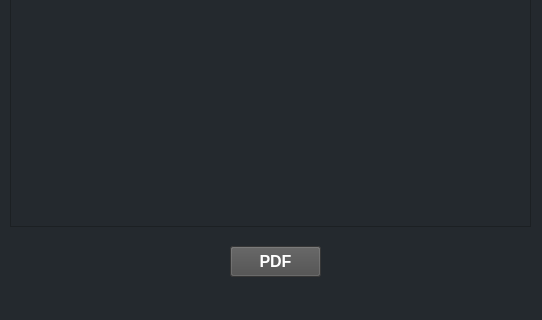
Before: the Qt Designer form show products.ui in fco3lho/product-registration-system, drawn with Qt 5; both pictures show x 0 to 542 and y 344 to 664 of the 542 by 664 pixel window.
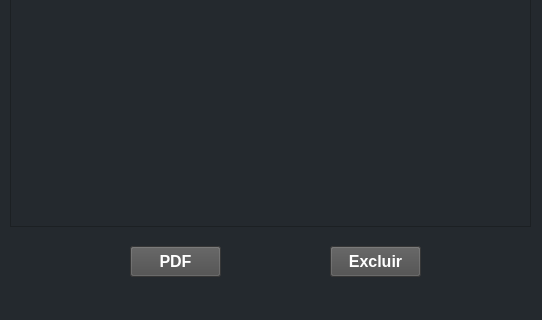
After: the same form once the commit is applied.

Commit message: Function to delete data

```diff
--- a/show products.ui
+++ b/show products.ui
@@ -191,7 +191,7 @@
    <widget class="QPushButton" name="pushButton">
     <property name="geometry">
      <rect>
-      <x>230</x>
+      <x>130</x>
       <y>590</y>
       <width>91</width>
       <height>31</height>
@@ -216,6 +216,31 @@
      <string>PDF</string>
     </property>
    </widget>
+   <widget class="QPushButton" name="pushButton_2">
+    <property name="geometry">
+     <rect>
+      <x>330</x>
+      <y>590</y>
+      <width>91</width>
+      <height>31</height>
+     </rect>
+    </property>
+    <property name="font">
+     <font>
+      <family>Segoe UI</family>
+      <pointsize>12</pointsize>
+      <weight>75</weight>
+      <bold>true</bold>
+     </font>
+    </property>
+    <property name="styleSheet">
+     <string notr="true">color: rgb(255, 255, 255);
+background-color: rgb(75, 75, 75);</string>
+    </property>
+    <property name="text">
+     <string>Excluir</string>
+    </property>
+   </widget>
   </widget>
   <widget class="QMenuBar" name="menubar">
    <property name="geometry">
```
The commit also changes 1 other file.
